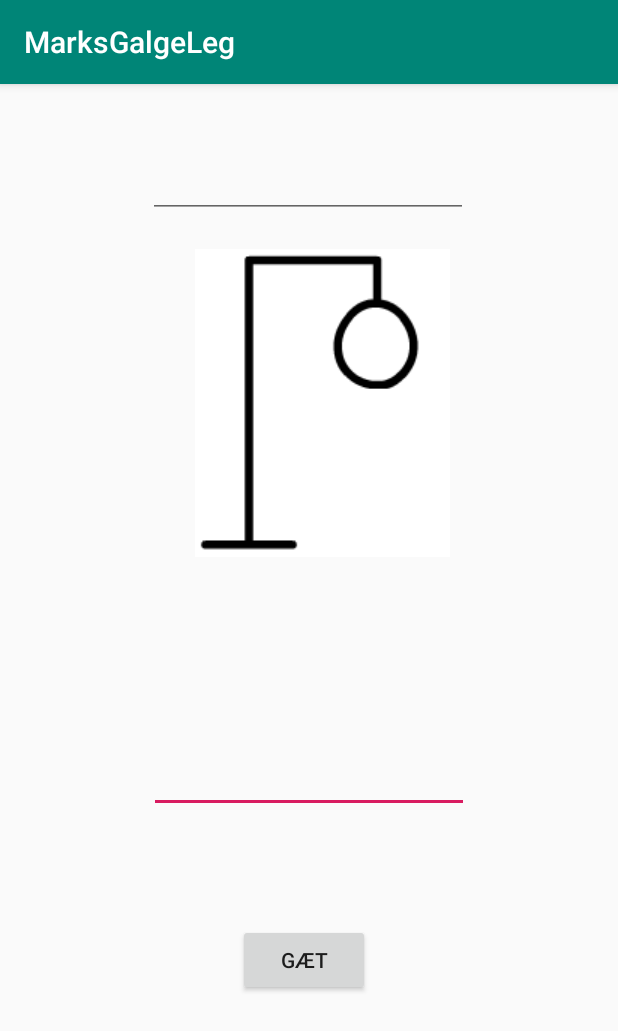
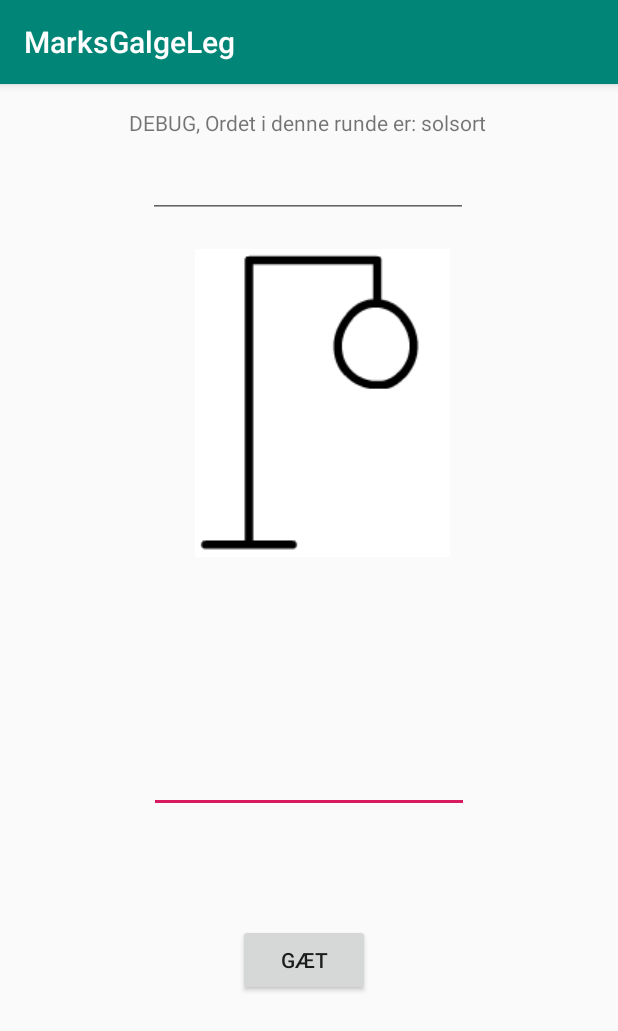
Before and after one commit to mcmalloy/MarksGalgeLeg, an Android app: the GameActivity screen opened directly, with no data from a screen before it, after a tap on "GÆT", on a phone screen of 412 x 824 dp. Shown: the top 1031 px of the screen. Run offline under Robolectric (Android 15) with nearby library versions, the phone set to English and light mode, and no system bars.

Commit message:
Gjorde ordet synlig til debug, spillogik virker i princippet med appen men mangler at blive visualiseret korrekt

```diff
--- a/app/src/main/java/com/example/marksgalgeleg/Galgelogik.java
+++ b/app/src/main/java/com/example/marksgalgeleg/Galgelogik.java
@@ -19,7 +19,6 @@ public class Galgelogik {
   private boolean sidsteBogstavVarKorrekt;
   private boolean spilletErVundet;
   private boolean spilletErTabt;
-  static boolean billedeSkift =true; // Bruges i appen til at vide om galgen skal opdateres
   public Galgelogik() {
     muligeOrd.add("bil");
     muligeOrd.add("computer");
@@ -103,11 +102,9 @@ public class Galgelogik {
     if (ordet.contains(bogstav)) {
       sidsteBogstavVarKorrekt = true;
       System.out.println("Bogstavet var korrekt: " + bogstav);
-      billedeSkift =false;
-    } else {
+      } else {
       // Vi gættede på et bogstav der ikke var i ordet.
       sidsteBogstavVarKorrekt = false;
-      billedeSkift =true;
       System.out.println("Bogstavet var IKKE korrekt: " + bogstav);
       antalForkerteBogstaver = antalForkerteBogstaver + 1;
       if (antalForkerteBogstaver > 6) {
@@ -115,10 +112,6 @@ public class Galgelogik {
       }
     }
     opdaterSynligtOrd();
-  }
-
-  public boolean skiftBillede(){
-    return billedeSkift;
   }
 
   public void logStatus() {
--- a/app/src/main/java/com/example/marksgalgeleg/GameActivity.java
+++ b/app/src/main/java/com/example/marksgalgeleg/GameActivity.java
@@ -35,16 +35,17 @@ public class GameActivity extends AppCompatActivity {
         final int[] currentImage = {0};
 
         final Galgelogik spil = new Galgelogik();
-        System.out.println("Ordet i denne runde er: "+spil.getOrdet());
         spil.nulstil();
 
         super.onCreate(savedInstanceState);
         setContentView(R.layout.activity_second);
+        initializeFields();
+        final EditText bogstavGættet = (EditText) findViewById(R.id.gætInputField);
+        final TextView debugWord = (TextView) findViewById(R.id.ActualWord);
+        final TextView brugteBogstaver = (TextView) findViewById(R.id.gættedeBogstaver);
+        final TextView synligtOrd = (TextView) findViewById(R.id.synligtord);
 
-
-        final EditText bogstavGættet = (EditText) findViewById(R.id.gætInputField);
-        final TextView brugteBogstaver = (TextView) findViewById(R.id.gættedeBogstaver);
-
+        debugWord.append("DEBUG, Ordet i denne runde er: "+ spil.getOrdet());
 
         gætKnap = (Button) findViewById(R.id.GuessButton);
         // Capture button clicks
@@ -52,21 +53,26 @@ public class GameActivity extends AppCompatActivity {
 
             public void onClick(View arg0) {
 
-                String gæt = String.valueOf(bogstavGættet.getText());
-                System.out.println("GÆTTET ER: "+gæt);
-                spil.gætBogstav(gæt);
+                String bogstav = String.valueOf(bogstavGættet.getText());
+                spil.gætBogstav(bogstav);
 
-                brugteBogstaver.append(" "+gæt);
-                bogstavGættet.setText("");
+                brugteBogstaver.append(" "+bogstav);
+                bogstavGættet.setText(""); // Resetter tekstfeltet så snart brugeren har lavet et gæt
 
-                if (currentImage[0]<=5 && spil.erSpilletSlut()!=true && spil.skiftBillede()==true) {
+
+                System.out.println("Spil status: "+spil.erSpilletSlut());
+
+                if (currentImage[0]<=5 && spil.erSpilletSlut()!=true && spil.erSidsteBogstavKorrekt()==false) {
                     ImageView image = (ImageView) findViewById(R.id.gameImage);
                     image.setImageResource(images[++currentImage[0]]);
-                    System.out.println("SKIFTER BILLEDE");
                 }
             }
         });
 
     }
 
+    public void initializeFields(){
+
+    }
+
 }
--- a/app/src/main/res/layout/activity_second.xml
+++ b/app/src/main/res/layout/activity_second.xml
@@ -71,4 +71,16 @@
         app:layout_constraintStart_toStartOf="parent"
         app:layout_constraintTop_toBottomOf="@+id/GuessButton" />
 
+    <TextView
+        android:id="@+id/ActualWord"
+        android:layout_width="wrap_content"
+        android:layout_height="wrap_content"
+        android:layout_marginStart="196dp"
+        android:layout_marginTop="16dp"
+        android:layout_marginEnd="197dp"
+        android:text=""
+        app:layout_constraintEnd_toEndOf="parent"
+        app:layout_constraintStart_toStartOf="parent"
+        app:layout_constraintTop_toTopOf="parent" />
+
 </androidx.constraintlayout.widget.ConstraintLayout>
```
